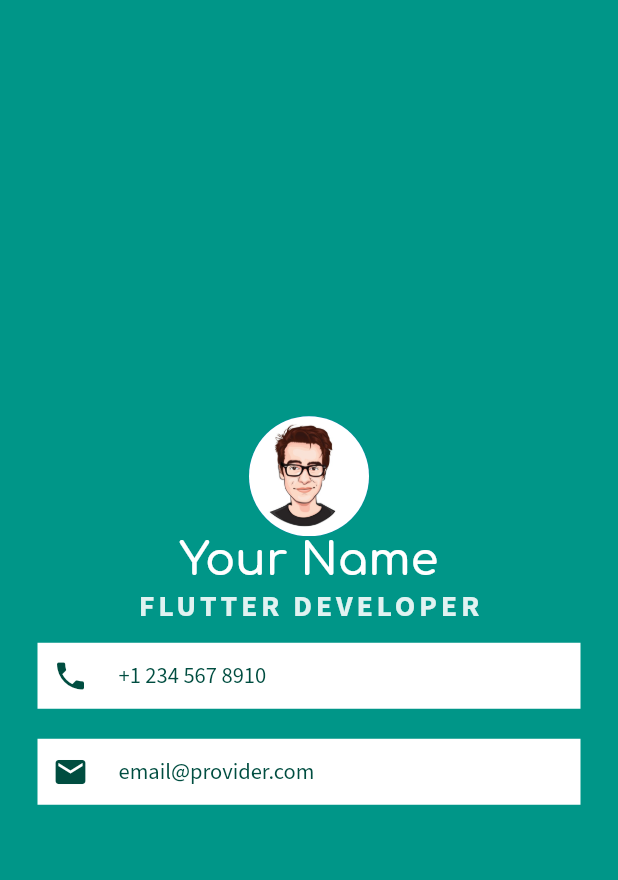
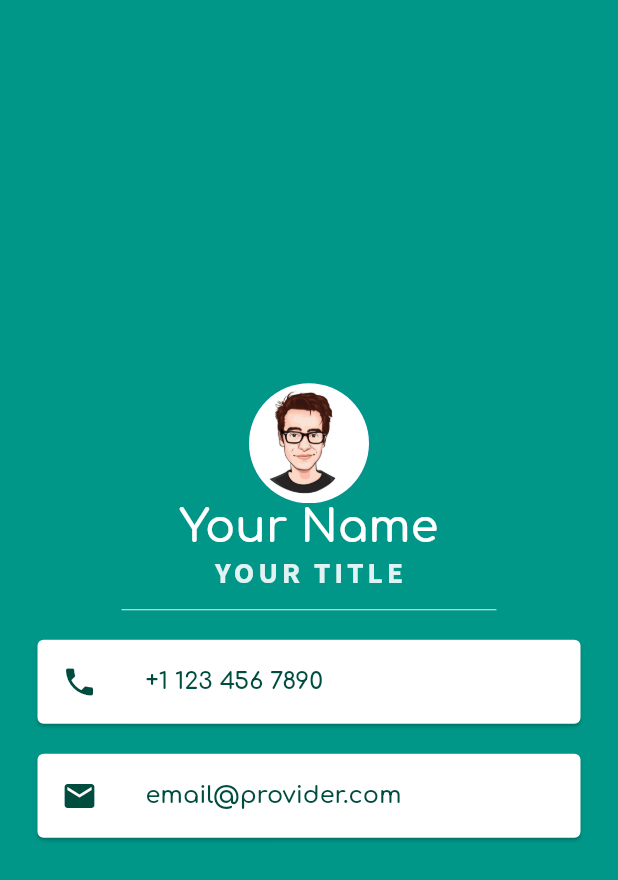
Before and after one commit to waleedhumayon/MiCard, a Flutter app: the screen it shows after launch, on a phone screen of 412 x 824 dp. Shown: the top 880 px of the screen. Run offline on Flutter 3.47's test engine with Material 2 defaults, Android fonts, the phone set to English and light mode, and no system bars.

Commit message:
Added ListTiles for shorter code

```diff
--- a/lib/main.dart
+++ b/lib/main.dart
@@ -30,7 +30,7 @@ class MyApp extends StatelessWidget {
                 ),
               ),
               Text(
-                'FLUTTER DEVELOPER',
+                'YOUR TITLE',
                 style: TextStyle(
                   fontFamily: 'SourceSansPro',
                   fontSize: 20.0,
@@ -39,54 +39,45 @@ class MyApp extends StatelessWidget {
                   letterSpacing: 2.5,
                 )
               ),
-              Container(
-                color: Colors.white,
+              SizedBox(
+                  height: 20.0,
+                  width: 250.0,
+                  child: Divider(
+                    color: Colors.teal.shade50,
+                  )
+              ),
+              Card(
                 margin: EdgeInsets.symmetric(vertical: 10.0, horizontal: 25.0),
-                padding: EdgeInsets.all(10.0),
-                child: Row(
-                  children: <Widget>[
-                    Icon(
+                  child: ListTile(
+                    leading: Icon(
                       Icons.phone,
                       color: Colors.teal.shade900,
                     ),
-                    SizedBox(
-                      width: 20.0,
-                    ),
-                    Text(
-                      '+1 234 567 8910',
+                    title: Text(
+                      '+1 123 456 7890',
                       style: TextStyle(
-                        fontSize: 15.0,
-                        fontFamily: 'SourceSansPro',
+                        fontFamily: 'Comfortaa',
                         color: Colors.teal.shade900,
                       ),
-                    )
-                  ],
+                    ),
                   )
               ),
-              Container(
-                color: Colors.white,
+              Card(
                 margin: EdgeInsets.symmetric(vertical: 10.0, horizontal: 25.0),
-                padding: EdgeInsets.all(10.0),
-                child: Row(
-                  children: <Widget>[
-                    Icon(
+                child: ListTile(
+                  leading: Icon(
                     Icons.email,
                     color: Colors.teal.shade900,
                   ),
-                    SizedBox(
-                      width: 20.0,
-                    ),
-                    Text(
+                  title: Text(
                     'email@provider.com',
                     style: TextStyle(
+                      fontFamily: 'Comfortaa',
                       color: Colors.teal.shade900,
-                        fontSize: 15.0,
-                        fontFamily: 'SourceSansPro',
+                    ),
                   ),
                 )
-                  ],
-                )
-              )
+              ),
             ],
           )
         ),
```
Lines whose indentation alone changed are shown as unchanged.
